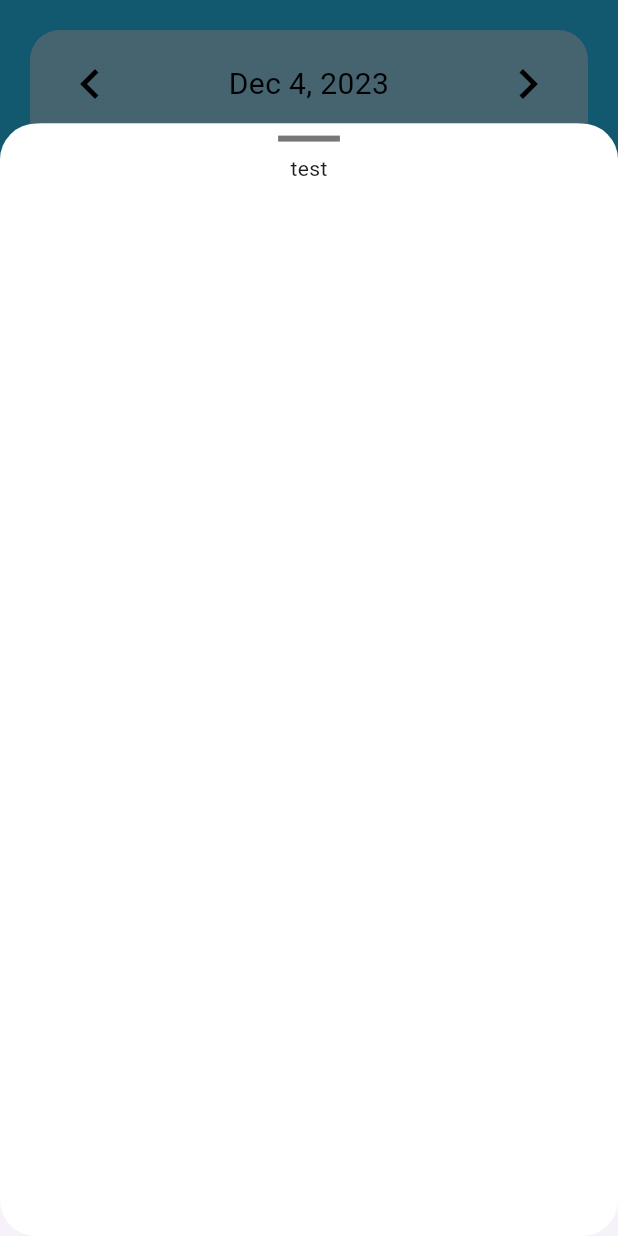
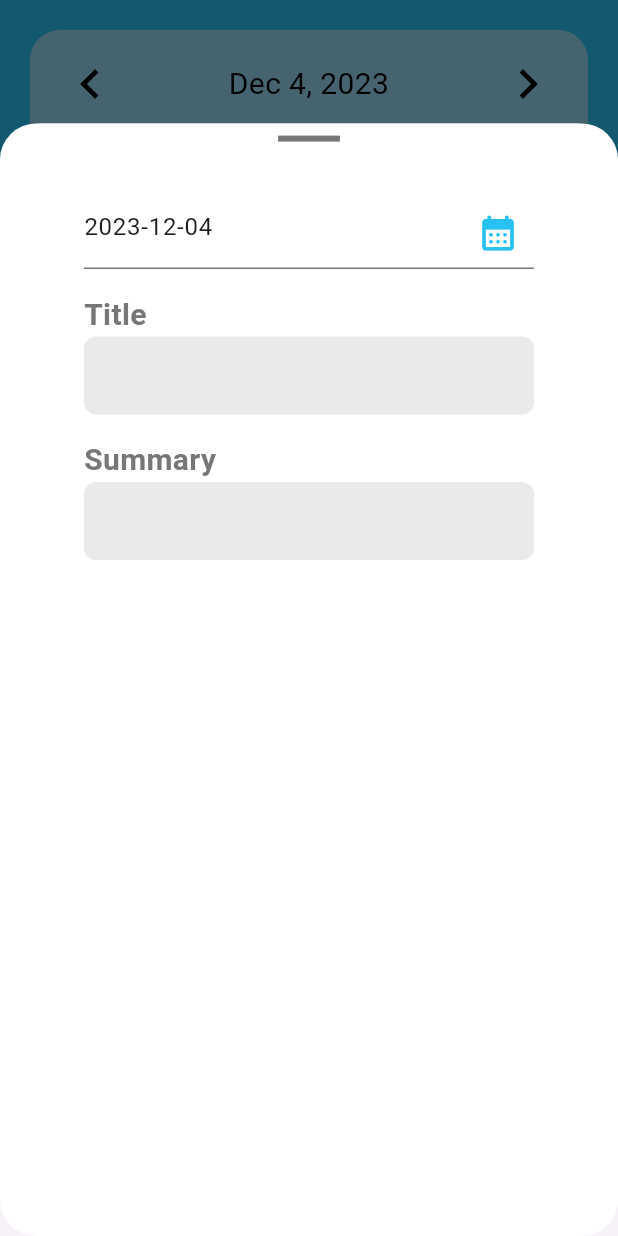
Before and after one commit to Rookeys/Calendar-App, a Flutter app: the Calendar screen opened by its route, after a tap on "Test Button", on a phone screen of 412 x 824 dp. Run offline on Flutter 3.47's test engine with Material 3 defaults, Android fonts, the phone set to English and light mode, and no system bars; drawn by our look-alikes of table_calendar; our stand-ins replace firebase_auth, firebase_core, flutter_secure_storage, flutter_slidable, fluttertoast, go_router and 2 more; missing offline and left inert: googleapis; accounts and stored records are empty; network calls fail.

Commit message:
feat: ModalBottomSheet input 구현중 #1

```diff
--- a/lib/common/customInput.dart
+++ b/lib/common/customInput.dart
@@ -7,11 +7,15 @@ class CustomInput extends StatelessWidget {
     required this.label,
     required this.onSaved,
     required this.validator,
+    this.inputContainerDecoration,
+    this.inputDecoration,
   });
 
   final String label;
   final FormFieldSetter onSaved;
   final FormFieldValidator validator;
+  final BoxDecoration? inputContainerDecoration;
+  final InputDecoration? inputDecoration;
 
   @override
   Widget build(BuildContext context) {
@@ -28,10 +32,15 @@ class CustomInput extends StatelessWidget {
               color: CustomColor.darkGray,
             ),
           ),
-          TextFormField(
-            onSaved: onSaved,
-            validator: validator,
-            // autovalidateMode: AutovalidateMode.always, // 제어컴포넌트
+          Container(
+            decoration: inputContainerDecoration,
+            padding: const EdgeInsets.symmetric(horizontal: 10, vertical: 2),
+            child: TextFormField(
+              onSaved: onSaved,
+              decoration: inputDecoration,
+              validator: validator,
+              // autovalidateMode: AutovalidateMode.always, // 제어컴포넌트
+            ),
           ),
           const SizedBox(
             height: 16.0,
--- a/lib/widgets/calendar_widget.dart
+++ b/lib/widgets/calendar_widget.dart
@@ -1,5 +1,7 @@
 import 'dart:convert';
 
+import 'package:calendar_app/common/customInput.dart';
+import 'package:calendar_app/common/datePickerInput.dart';
 import 'package:calendar_app/constants/customColor.dart';
 import 'package:calendar_app/utils/googleAccessToken.dart';
 import 'package:calendar_app/widgets/ScheduleBox.dart';
@@ -22,6 +24,8 @@ class _CalendarWidgetState extends State<CalendarWidget> {
   DateTime? _selectedDay;
   dynamic monthEvents;
   late final ValueNotifier<List<dynamic>> _selectedEvents;
+  String title = '';
+  String summary = '';
 
   @override
   void initState() {
@@ -223,7 +227,45 @@ class _CalendarWidgetState extends State<CalendarWidget> {
                         endIndent: MediaQuery.of(context).size.width * 0.45,
                         thickness: 4,
                       ),
-                      const Text('test'),
+                      // Todo DatePickerInput 날짜 보여주는 조건 수정해야함.
+                      // 입사일 = 현재날짜까지 / 휴가신청 = 현재날짜 이후부터
+                      const DatePickerInput(
+                        label: '',
+                      ),
+                      CustomInput(
+                        label: 'Title',
+                        inputContainerDecoration: BoxDecoration(
+                          color: CustomColor.brightGray,
+                          borderRadius: BorderRadius.circular(8),
+                        ),
+                        inputDecoration: const InputDecoration(
+                          border: InputBorder.none,
+                        ),
+                        onSaved: (value) => {title = value},
+                        validator: (value) {
+                          if (value.isEmpty) {
+                            return '필수 필드입니다.';
+                          }
+                          return null;
+                        },
+                      ),
+                      CustomInput(
+                        label: 'Summary',
+                        inputContainerDecoration: BoxDecoration(
+                          color: CustomColor.brightGray,
+                          borderRadius: BorderRadius.circular(8),
+                        ),
+                        inputDecoration: const InputDecoration(
+                          border: InputBorder.none,
+                        ),
+                        onSaved: (value) => {summary = value},
+                        validator: (value) {
+                          if (value.isEmpty) {
+                            return '필수 필드입니다.';
+                          }
+                          return null;
+                        },
+                      ),
                     ],
                   ),
                 );
```
